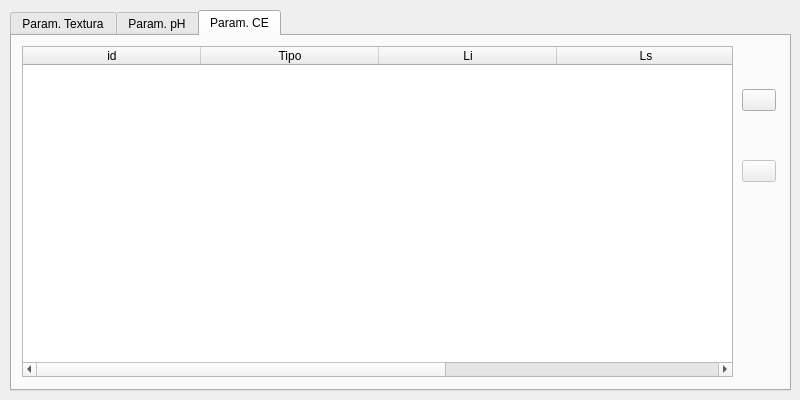
Above: ui/dialogs/params_dialog.ui from franciscocontreras93/agrae before the change. Below: the same form after it.
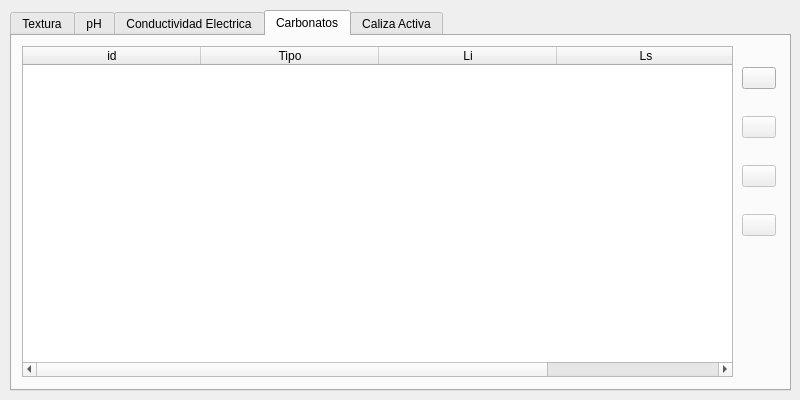
That is the form after the change.

Commit message: added some special funcitons to parametros dialog (add and remove regs)

Diff of the .ui file:
```diff
--- a/ui/dialogs/params_dialog.ui
+++ b/ui/dialogs/params_dialog.ui
@@ -41,7 +41,7 @@
     </rect>
    </property>
    <property name="currentIndex">
-    <number>2</number>
+    <number>3</number>
    </property>
    <property name="tabsClosable">
     <bool>false</bool>
@@ -51,7 +51,7 @@
    </property>
    <widget class="QWidget" name="tab_8">
     <attribute name="title">
-     <string>Param. Textura</string>
+     <string>Textura</string>
     </attribute>
     <widget class="QTableWidget" name="tableWidget_1">
      <property name="enabled">
@@ -183,7 +183,7 @@
    </widget>
    <widget class="QWidget" name="tab_11">
     <attribute name="title">
-     <string>Param. pH</string>
+     <string>pH</string>
     </attribute>
     <widget class="QWidget" name="verticalLayoutWidget_4">
      <property name="geometry">
@@ -265,7 +265,7 @@
    </widget>
    <widget class="QWidget" name="tab">
     <attribute name="title">
-     <string>Param. CE</string>
+     <string>Conductividad Electrica</string>
     </attribute>
     <widget class="QTableWidget" name="tableWidget_3">
      <property name="enabled">
@@ -350,6 +350,190 @@
      </layout>
     </widget>
    </widget>
+   <widget class="QWidget" name="tab_2">
+    <attribute name="title">
+     <string>Carbonatos</string>
+    </attribute>
+    <widget class="QWidget" name="verticalLayoutWidget_6">
+     <property name="geometry">
+      <rect>
+       <x>730</x>
+       <y>10</y>
+       <width>34</width>
+       <height>211</height>
+      </rect>
+     </property>
+     <layout class="QVBoxLayout" name="verticalLayout_6">
+      <item>
+       <widget class="QPushButton" name="an_edit_carbon">
+        <property name="text">
+         <string/>
+        </property>
+       </widget>
+      </item>
+      <item>
+       <widget class="QPushButton" name="an_save_carbon">
+        <property name="enabled">
+         <bool>false</bool>
+        </property>
+        <property name="text">
+         <string/>
+        </property>
+       </widget>
+      </item>
+      <item>
+       <widget class="QPushButton" name="an_add_carbon">
+        <property name="enabled">
+         <bool>false</bool>
+        </property>
+        <property name="text">
+         <string/>
+        </property>
+       </widget>
+      </item>
+      <item>
+       <widget class="QPushButton" name="an_remove_carbon">
+        <property name="enabled">
+         <bool>false</bool>
+        </property>
+        <property name="text">
+         <string/>
+        </property>
+       </widget>
+      </item>
+     </layout>
+    </widget>
+    <widget class="QTableWidget" name="tableWidget_4">
+     <property name="enabled">
+      <bool>true</bool>
+     </property>
+     <property name="geometry">
+      <rect>
+       <x>10</x>
+       <y>10</y>
+       <width>711</width>
+       <height>331</height>
+      </rect>
+     </property>
+     <property name="sizeAdjustPolicy">
+      <enum>QAbstractScrollArea::AdjustToContentsOnFirstShow</enum>
+     </property>
+     <property name="editTriggers">
+      <set>QAbstractItemView::NoEditTriggers</set>
+     </property>
+     <property name="alternatingRowColors">
+      <bool>true</bool>
+     </property>
+     <attribute name="horizontalHeaderDefaultSectionSize">
+      <number>178</number>
+     </attribute>
+     <attribute name="horizontalHeaderMinimumSectionSize">
+      <number>56</number>
+     </attribute>
+     <column>
+      <property name="text">
+       <string>id</string>
+      </property>
+     </column>
+     <column>
+      <property name="text">
+       <string>Tipo</string>
+      </property>
+     </column>
+     <column>
+      <property name="text">
+       <string>Li</string>
+      </property>
+     </column>
+     <column>
+      <property name="text">
+       <string>Ls</string>
+      </property>
+     </column>
+    </widget>
+   </widget>
+   <widget class="QWidget" name="tab_3">
+    <attribute name="title">
+     <string>Caliza Activa</string>
+    </attribute>
+    <widget class="QTableWidget" name="tableWidget_5">
+     <property name="enabled">
+      <bool>true</bool>
+     </property>
+     <property name="geometry">
+      <rect>
+       <x>10</x>
+       <y>10</y>
+       <width>711</width>
+       <height>331</height>
+      </rect>
+     </property>
+     <property name="sizeAdjustPolicy">
+      <enum>QAbstractScrollArea::AdjustToContentsOnFirstShow</enum>
+     </property>
+     <property name="editTriggers">
+      <set>QAbstractItemView::NoEditTriggers</set>
+     </property>
+     <property name="alternatingRowColors">
+      <bool>true</bool>
+     </property>
+     <attribute name="horizontalHeaderDefaultSectionSize">
+      <number>178</number>
+     </attribute>
+     <attribute name="horizontalHeaderMinimumSectionSize">
+      <number>56</number>
+     </attribute>
+     <column>
+      <property name="text">
+       <string>id</string>
+      </property>
+     </column>
+     <column>
+      <property name="text">
+       <string>Tipo</string>
+      </property>
+     </column>
+     <column>
+      <property name="text">
+       <string>Li</string>
+      </property>
+     </column>
+     <column>
+      <property name="text">
+       <string>Ls</string>
+      </property>
+     </column>
+    </widget>
+    <widget class="QWidget" name="verticalLayoutWidget_7">
+     <property name="geometry">
+      <rect>
+       <x>730</x>
+       <y>10</y>
+       <width>34</width>
+       <height>181</height>
+      </rect>
+     </property>
+     <layout class="QVBoxLayout" name="verticalLayout_7">
+      <item>
+       <widget class="QPushButton" name="an_edit_ca">
+        <property name="text">
+         <string/>
+        </property>
+       </widget>
+      </item>
+      <item>
+       <widget class="QPushButton" name="an_save_ca">
+        <property name="enabled">
+         <bool>false</bool>
+        </property>
+        <property name="text">
+         <string/>
+        </property>
+       </widget>
+      </item>
+     </layout>
+    </widget>
+   </widget>
   </widget>
  </widget>
  <resources/>
```
The commit also changes 2 other files.
